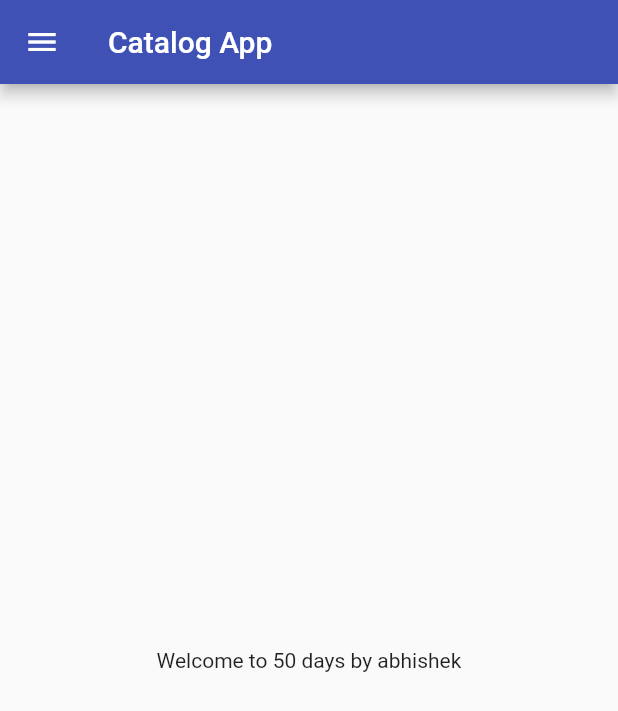
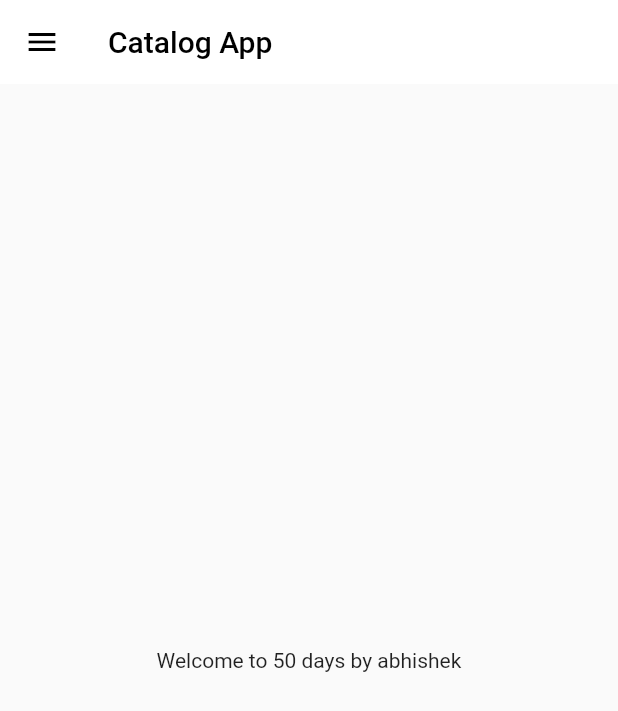
Before and after one commit to AbhishekSharma162000/flutte_catalog, a Flutter app: the screen it shows after launch, on a phone screen of 412 x 824 dp. Shown: the top 711 px of the screen. Run offline on Flutter 3.47's test engine with Material 2 defaults, Android fonts, the phone set to English and light mode, and no system bars.

Commit message:
theme extracted

```diff
--- a/lib/main.dart
+++ b/lib/main.dart
@@ -2,6 +2,7 @@ import 'package:flutter/material.dart';
 import 'package:flutter_catalog/pages/home_page.dart';
 import 'package:flutter_catalog/pages/login_page.dart';
 import 'package:flutter_catalog/utils/routes.dart';
+import 'package:flutter_catalog/widgets/themes.dart';
 
 void main() {
   runApp(MyApp());
@@ -14,9 +15,8 @@ class MyApp extends StatelessWidget {
     return MaterialApp(
       title: 'Flutter Demo',
       debugShowCheckedModeBanner: false,
-      theme: ThemeData(
-        primarySwatch: Colors.indigo,
-      ),
+      theme: MyTheme.lightTheme(context),
+      //darkTheme: MyTheme.darkTheme(context),
       initialRoute: MyRoutes.homeRoute,
       routes: {
         "/": (context) => LoginPage(),
--- a/lib/pages/home_page.dart
+++ b/lib/pages/home_page.dart
@@ -11,7 +11,9 @@ class HomePage extends StatelessWidget {
   Widget build(BuildContext context) {
     return Scaffold(
       appBar: AppBar(
-        title: Text("Catalog App"),
+        title: Text(
+          "Catalog App",
+        ),
       ),
       drawer: const MyDrawer(),
       body: Center(
--- /dev/null
+++ b/lib/widgets/themes.dart
@@ -0,0 +1,16 @@
+import 'package:flutter/material.dart';
+
+class MyTheme {
+  static ThemeData lightTheme(BuildContext context) => ThemeData(
+      primarySwatch: Colors.indigo,
+      brightness: Brightness.light,
+      appBarTheme: AppBarTheme(
+        color: Colors.white,
+        elevation: 0,
+        iconTheme: IconThemeData(color: Colors.black),
+        foregroundColor: Colors.black,
+      ));
+
+  static ThemeData darkTheme(BuildContext context) =>
+      ThemeData(brightness: Brightness.dark);
+}
```
